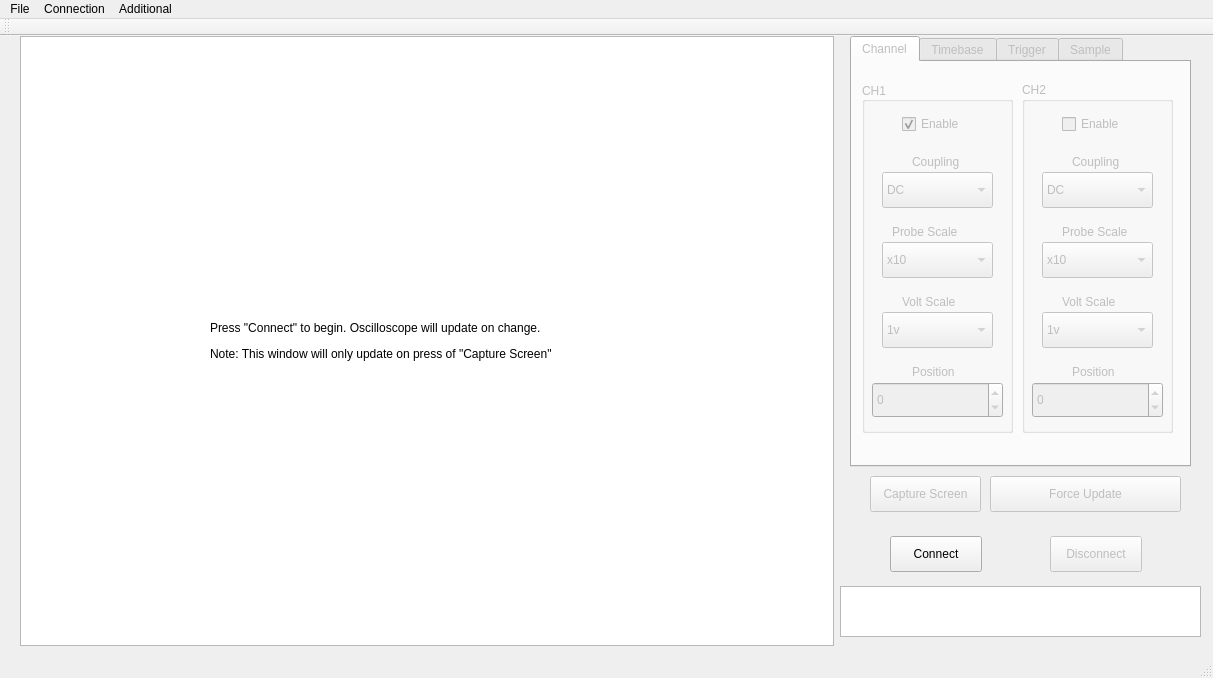
Above: owoncontrol.ui from 7oxicshadow/owoncontrol-qt before the change. Below: the same form after it.
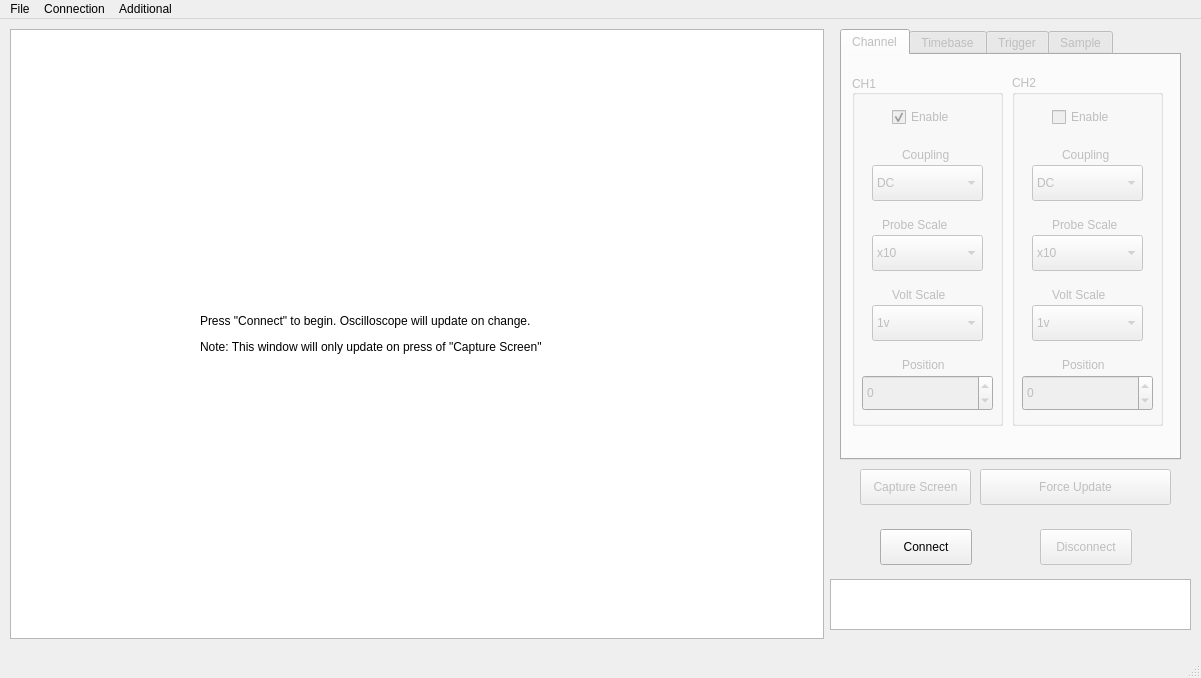
That is the form after the change.

Diff of the .ui file:
```diff
--- a/owoncontrol.ui
+++ b/owoncontrol.ui
@@ -6,7 +6,7 @@
    <rect>
     <x>0</x>
     <y>0</y>
-    <width>1213</width>
+    <width>1201</width>
     <height>678</height>
    </rect>
   </property>
@@ -23,8 +23,8 @@
    <widget class="QTextEdit" name="textEdit">
     <property name="geometry">
      <rect>
-      <x>840</x>
-      <y>550</y>
+      <x>830</x>
+      <y>560</y>
       <width>361</width>
       <height>51</height>
      </rect>
@@ -36,8 +36,8 @@
    <widget class="QPushButton" name="connectButton">
     <property name="geometry">
      <rect>
-      <x>890</x>
-      <y>500</y>
+      <x>880</x>
+      <y>510</y>
       <width>92</width>
       <height>36</height>
      </rect>
@@ -52,8 +52,8 @@
     </property>
     <property name="geometry">
      <rect>
-      <x>1050</x>
-      <y>500</y>
+      <x>1040</x>
+      <y>510</y>
       <width>92</width>
       <height>36</height>
      </rect>
@@ -65,8 +65,8 @@
    <widget class="QGraphicsView" name="graphicsView">
     <property name="geometry">
      <rect>
-      <x>20</x>
-      <y>0</y>
+      <x>10</x>
+      <y>10</y>
       <width>814</width>
       <height>610</height>
      </rect>
@@ -93,12 +93,15 @@
     </property>
     <property name="geometry">
      <rect>
-      <x>850</x>
-      <y>0</y>
+      <x>840</x>
+      <y>10</y>
       <width>341</width>
       <height>431</height>
      </rect>
     </property>
+    <property name="layoutDirection">
+     <enum>Qt::LeftToRight</enum>
+    </property>
     <property name="currentIndex">
      <number>0</number>
     </property>
@@ -1417,8 +1420,8 @@
     </property>
     <property name="geometry">
      <rect>
-      <x>990</x>
-      <y>440</y>
+      <x>980</x>
+      <y>450</y>
       <width>191</width>
       <height>36</height>
      </rect>
@@ -1433,8 +1436,8 @@
     </property>
     <property name="geometry">
      <rect>
-      <x>870</x>
-      <y>440</y>
+      <x>860</x>
+      <y>450</y>
       <width>111</width>
       <height>36</height>
      </rect>
@@ -1449,8 +1452,8 @@
     </property>
     <property name="geometry">
      <rect>
-      <x>210</x>
-      <y>270</y>
+      <x>200</x>
+      <y>280</y>
       <width>431</width>
       <height>71</height>
      </rect>
@@ -1465,7 +1468,7 @@
     <rect>
      <x>0</x>
      <y>0</y>
-     <width>1213</width>
+     <width>1201</width>
      <height>28</height>
     </rect>
    </property>
@@ -1496,20 +1499,6 @@
    <addaction name="menuConnection"/>
    <addaction name="menuAdditional"/>
   </widget>
-  <widget class="QToolBar" name="mainToolBar">
-   <property name="sizePolicy">
-    <sizepolicy hsizetype="Fixed" vsizetype="Fixed">
-     <horstretch>0</horstretch>
-     <verstretch>0</verstretch>
-    </sizepolicy>
-   </property>
-   <attribute name="toolBarArea">
-    <enum>TopToolBarArea</enum>
-   </attribute>
-   <attribute name="toolBarBreak">
-    <bool>false</bool>
-   </attribute>
-  </widget>
   <widget class="QStatusBar" name="statusBar"/>
   <action name="actionClose">
    <property name="text">
```
Left out of the diff: 10 changed lines with no effect on the pictures.
